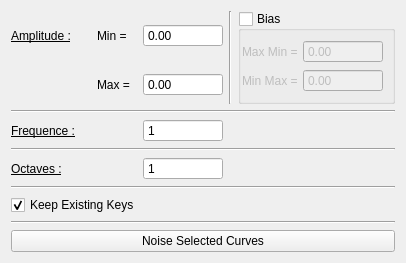
Before: the Qt Designer form tools/maya/anim/noiseAnimCurve/ui/noiseAnimCurve.ui in snaress/bank, drawn with Qt 5.
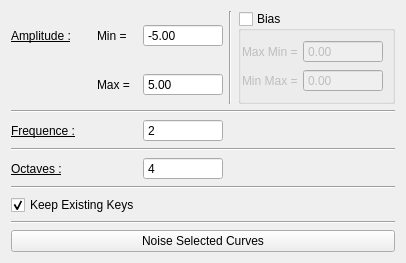
After: the same form once the commit is applied.

Commit message: noiseAnimCurve: Update cmds

Patch:
```diff
--- a/tools/maya/anim/noiseAnimCurve/ui/noiseAnimCurve.ui
+++ b/tools/maya/anim/noiseAnimCurve/ui/noiseAnimCurve.ui
@@ -6,8 +6,8 @@
    <rect>
     <x>0</x>
     <y>0</y>
-    <width>390</width>
-    <height>221</height>
+    <width>398</width>
+    <height>237</height>
    </rect>
   </property>
   <property name="windowTitle">
@@ -80,6 +80,9 @@
      <property name="maximum">
       <double>999999.000000000000000</double>
      </property>
+     <property name="value">
+      <double>-5.000000000000000</double>
+     </property>
     </widget>
    </item>
    <item row="0" column="3" rowspan="2">
@@ -237,6 +240,9 @@
      <property name="maximum">
       <double>999999.000000000000000</double>
      </property>
+     <property name="value">
+      <double>5.000000000000000</double>
+     </property>
     </widget>
    </item>
    <item row="2" column="0" colspan="5">
@@ -293,6 +299,9 @@
      <property name="maximum">
       <number>9999</number>
      </property>
+     <property name="value">
+      <number>2</number>
+     </property>
     </widget>
    </item>
    <item row="4" column="0" colspan="5">
@@ -349,6 +358,9 @@
      <property name="maximum">
       <number>9999</number>
      </property>
+     <property name="value">
+      <number>4</number>
+     </property>
     </widget>
    </item>
    <item row="6" column="0" colspan="5">
```
Left out of the diff: 2 changed lines with no effect on the pictures. The commit also changes 3 other files.
